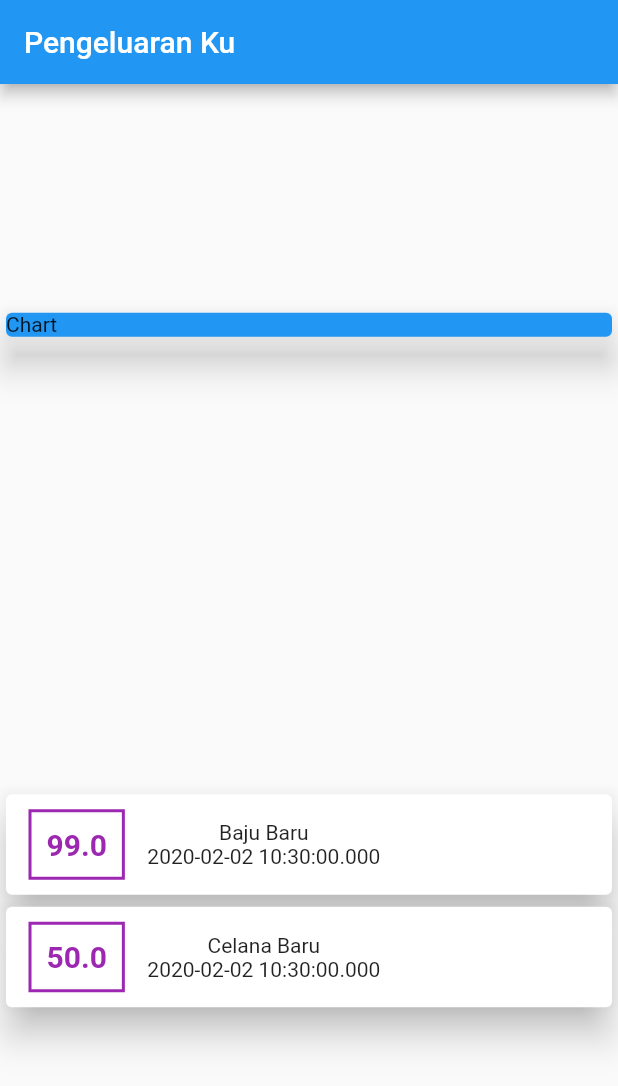
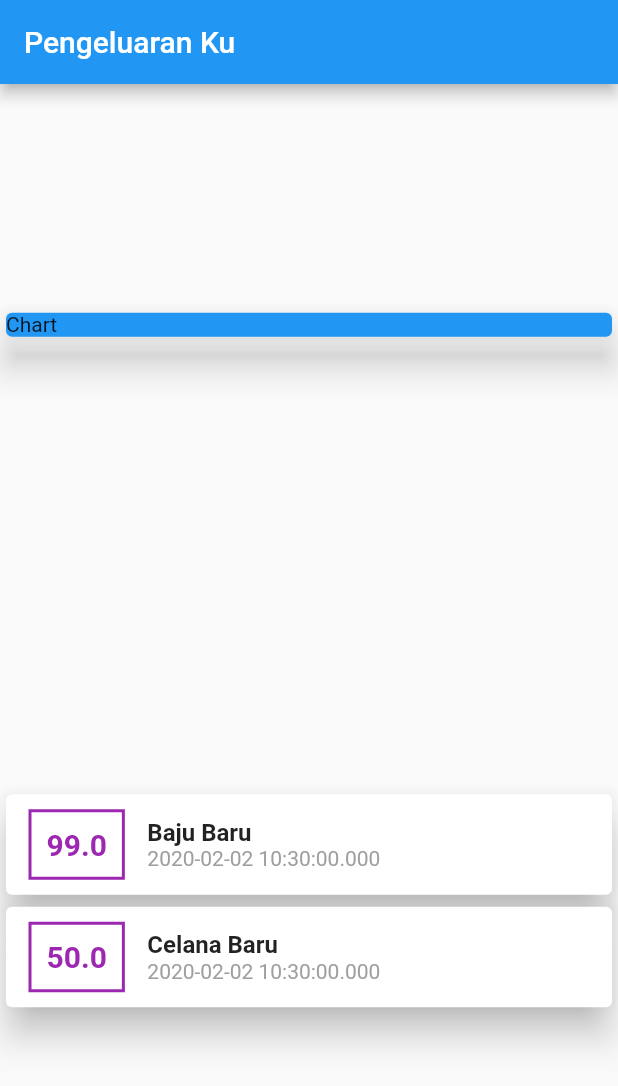
Before and after one commit to rakafajar/flutter_udemy_pengeluaran, a Flutter app: the screen it shows after launch, on a phone screen of 412 x 824 dp. Shown: the top 1086 px of the screen. Run offline on Flutter 3.47's test engine with Material 2 defaults, Android fonts, the phone set to English and light mode, and no system bars.

Commit message:
Pengeluaran Ku, Changelog : Style Text Title & Tanggal

```diff
--- a/lib/main.dart
+++ b/lib/main.dart
@@ -62,9 +62,21 @@ class _MyAppState extends State<MyApp> {
                           padding: EdgeInsets.all(10),
                         ),
                         Column(
+                          crossAxisAlignment: CrossAxisAlignment.start,
                           children: <Widget>[
-                            Text(tx.title),
-                            Text(tx.date.toString())
+                            Text(
+                              tx.title,
+                              style: TextStyle(
+                                fontWeight: FontWeight.bold,
+                                fontSize: 16
+                              ),
+                            ),
+                            Text(
+                              tx.date.toString(),
+                              style: TextStyle(
+                                color: Colors.grey
+                              ),
+                            )
                           ],
                         )
                       ],
```
